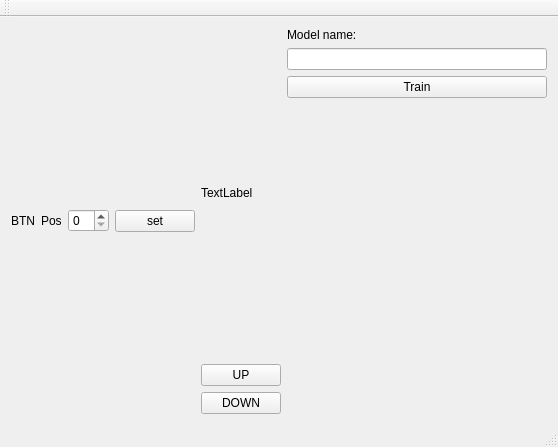
First picture: the form in MonoBearExo/mainwindow.ui, repository avmm9898/ExoskeletonCore, before the edit.
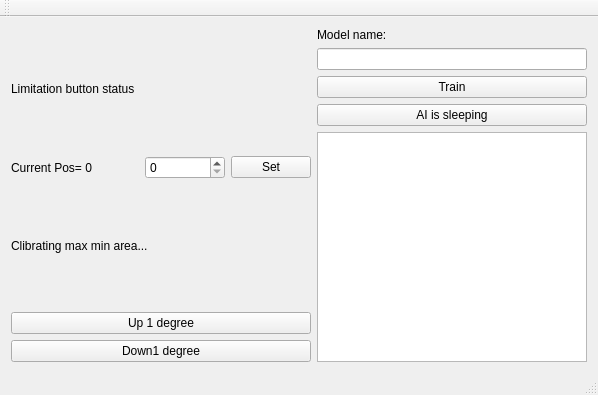
Second picture: the form after the edit.

Diff of the .ui file:
```diff
--- a/MonoBearExo/mainwindow.ui
+++ b/MonoBearExo/mainwindow.ui
@@ -6,8 +6,8 @@
    <rect>
     <x>0</x>
     <y>0</y>
-    <width>558</width>
-    <height>447</height>
+    <width>598</width>
+    <height>395</height>
    </rect>
   </property>
   <property name="windowTitle">
@@ -15,50 +15,84 @@
   </property>
   <widget class="QWidget" name="centralWidget">
    <layout class="QHBoxLayout" name="horizontalLayout">
-    <item>
-     <widget class="QLabel" name="Labelbtn">
-      <property name="text">
-       <string>BTN</string>
-      </property>
-     </widget>
-    </item>
-    <item>
-     <widget class="QLabel" name="labelpos">
-      <property name="text">
-       <string>Pos</string>
-      </property>
-     </widget>
-    </item>
-    <item>
-     <widget class="QSpinBox" name="spinBox"/>
-    </item>
-    <item>
-     <widget class="QPushButton" name="pushButton">
-      <property name="text">
-       <string>set</string>
-      </property>
-     </widget>
-    </item>
     <item>
      <layout class="QVBoxLayout" name="verticalLayout">
       <item>
-       <widget class="QLabel" name="label_max">
+       <layout class="QHBoxLayout" name="horizontalLayout_2">
+        <item>
+         <widget class="QLabel" name="label_limitbtn">
+          <property name="text">
+           <string>Limitation button status</string>
+          </property>
+         </widget>
+        </item>
+       </layout>
+      </item>
+      <item>
+       <layout class="QHBoxLayout" name="horizontalLayout_3">
+        <item>
+         <widget class="QLabel" name="label_enc_pos">
+          <property name="text">
+           <string>Current Pos= 0</string>
+          </property>
+         </widget>
+        </item>
+        <item>
+         <spacer name="horizontalSpacer">
+          <property name="orientation">
+           <enum>Qt::Horizontal</enum>
+          </property>
+          <property name="sizeHint" stdset="0">
+           <size>
+            <width>40</width>
+            <height>20</height>
+           </size>
+          </property>
+         </spacer>
+        </item>
+        <item>
+         <widget class="QSpinBox" name="spinBox">
+          <property name="minimumSize">
+           <size>
+            <width>80</width>
+            <height>0</height>
+           </size>
+          </property>
+         </widget>
+        </item>
+        <item>
+         <widget class="QPushButton" name="btn_manual_setpos">
+          <property name="text">
+           <string>Set</string>
+          </property>
+         </widget>
+        </item>
+       </layout>
+      </item>
+      <item>
+       <widget class="QLabel" name="label_pos_limitation">
+        <property name="minimumSize">
+         <size>
+          <width>300</width>
+          <height>0</height>
+         </size>
+        </property>
         <property name="text">
-         <string>TextLabel</string>
+         <string>Clibrating max min area...</string>
         </property>
        </widget>
       </item>
       <item>
        <widget class="QPushButton" name="btn_up">
         <property name="text">
-         <string>UP</string>
+         <string>Up 1 degree</string>
         </property>
        </widget>
       </item>
       <item>
        <widget class="QPushButton" name="btn_down">
         <property name="text">
-         <string>DOWN</string>
+         <string>Down1 degree</string>
         </property>
        </widget>
       </item>
@@ -84,17 +118,14 @@
        </widget>
       </item>
       <item>
-       <spacer name="verticalSpacer">
-        <property name="orientation">
-         <enum>Qt::Vertical</enum>
+       <widget class="QPushButton" name="btn_AIassistant">
+        <property name="text">
+         <string>AI is sleeping</string>
         </property>
-        <property name="sizeHint" stdset="0">
-         <size>
-          <width>20</width>
-          <height>40</height>
-         </size>
-        </property>
-       </spacer>
+       </widget>
+      </item>
+      <item>
+       <widget class="QTextBrowser" name="textBrowser"/>
       </item>
      </layout>
     </item>
```
Left out of the diff: 6 changed lines with no effect on the pictures.
